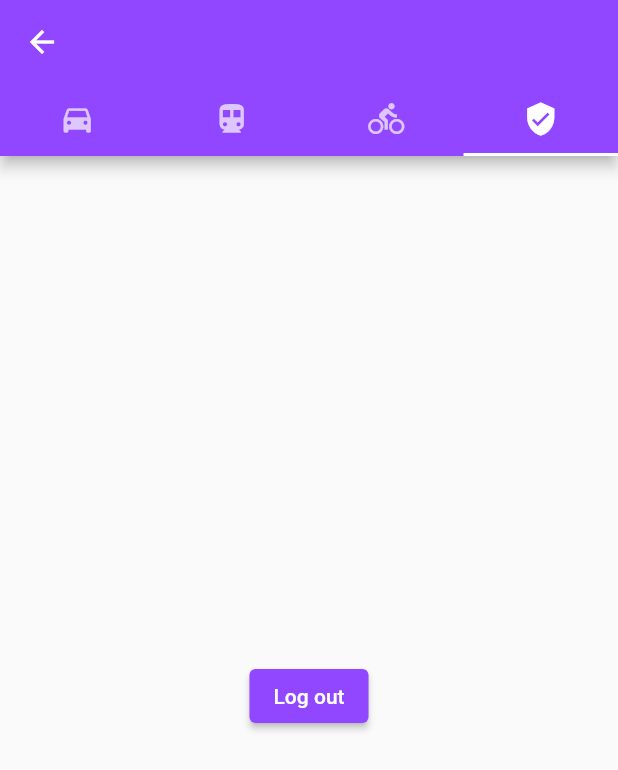
After one commit to lucaslucenagithub/CHAT-DA-TWITCH, a Flutter app: the HomePage screen opened directly, tab 4 chosen, after a tap on "Log out", on a phone screen of 412 x 824 dp. The commit adds this screen. Shown: the top 770 px of the screen. Run offline on Flutter 3.47's test engine with Material 2 defaults, Android fonts, the phone set to English and light mode, and no system bars; our stand-ins replace shared_preferences; missing offline and left inert: flutter_webview_plugin; accounts and stored records are empty.

Commit message:
home screen added and app authentication

```diff
--- /dev/null
+++ b/app/lib/pages/home.dart
@@ -0,0 +1,48 @@
+import 'package:app/services/secureStorage.dart';
+import 'package:flutter/cupertino.dart';
+import 'package:flutter/material.dart';
+import 'package:provider/provider.dart';
+
+class HomePage extends StatefulWidget {
+  HomePage({Key key}) : super(key: key);
+
+  @override
+  _HomeState createState() => _HomeState();
+}
+
+class _HomeState extends State<HomePage> {
+  @override
+  Widget build(BuildContext context) {
+    final storage = Provider.of<SecureStorage>(context);
+    return DefaultTabController(
+      length: 4,
+      child: Scaffold(
+        appBar: AppBar(
+          bottom: TabBar(
+            tabs: [
+              Tab(icon: Icon(Icons.directions_car)),
+              Tab(icon: Icon(Icons.directions_transit)),
+              Tab(icon: Icon(Icons.directions_bike)),
+              Tab(icon: Icon(Icons.verified_user)),
+            ],
+          ),
+        ),
+        body: TabBarView(
+          children: [
+            Icon(Icons.directions_car),
+            Icon(Icons.directions_transit),
+            Icon(Icons.directions_bike),
+            Center(
+              child: ElevatedButton(
+                onPressed: () async {
+                  await storage.deleteSecureData('oauth');
+                },
+                child: Text('Log out'),
+              ),
+            )
+          ],
+        ),
+      ),
+    );
+  }
+}
--- a/app/lib/pages/login.dart
+++ b/app/lib/pages/login.dart
@@ -1,19 +1,10 @@
+import 'package:app/services/secureStorage.dart';
 import 'package:flutter/material.dart';
-
-//Widgets
+import 'package:provider/provider.dart';
 import '../widgets/buttons/simpleButton.dart';
-
-//Themes
 import '../themes/colors/index.dart';
-
-//Services
 import '../services/twitchService/twitchAuthService.dart';
-import '../services/twitchService/twitchUserService.dart';
-
-//Models
 import '../models/token.dart';
-
-//Pages
 import './oAuth.dart';
 
 class LoginPage extends StatefulWidget {
@@ -26,7 +17,11 @@ class LoginPage extends StatefulWidget {
 }
 
 class _LoginPageState extends State<LoginPage> {
-  void _twitchAuthenticate(BuildContext context) async {
+  @override
+  Widget build(BuildContext context) {
+    final storage = Provider.of<SecureStorage>(context);
+
+    void _twitchAuthenticate() async {
       try {
         final TwitchAuthService twitchService = TwitchAuthService();
 
@@ -38,16 +33,15 @@ class _LoginPageState extends State<LoginPage> {
                       getAccessToken: twitchService.getAccessToken,
                     )));
 
+        await storage.writeSecureData('oauth', token.accessToken);
+
         //TODO: use twitch user service to save user in database
 
-      print(token);
       } catch (e) {
         print(e);
       }
     }
 
-  @override
-  Widget build(BuildContext context) {
     return Scaffold(
       body: Center(
         child: Stack(
@@ -67,7 +61,7 @@ class _LoginPageState extends State<LoginPage> {
                 ),
                 //TODO: create a button with twitch icon
                 SimpleButton(
-                    onPressed: () => _twitchAuthenticate(context),
+                    onPressed: () => _twitchAuthenticate(),
                     message: 'Join with your Twitch account',
                     color: Color(TwitchChatColors.WHITE_1)),
               ],
@@ -81,7 +75,7 @@ class _LoginPageState extends State<LoginPage> {
                       fontSize: 11,
                       fontFamily: "PoppinsMedium")),
                 ),
-                padding: EdgeInsets.only(left: 50, right: 50),
+                padding: EdgeInsets.only(left: 25, right: 25),
                 margin: EdgeInsets.only(bottom: 20),
                 alignment: Alignment.bottomCenter)
           ],
--- /dev/null
+++ b/app/lib/services/secureStorage.dart
@@ -0,0 +1,22 @@
+import 'package:flutter/foundation.dart';
+import 'package:shared_preferences/shared_preferences.dart';
+
+class SecureStorage with ChangeNotifier {
+  Future<String> readSecureData(String key) async {
+    final _storage = await SharedPreferences.getInstance();
+    String result = _storage.getString(key);
+    return result;
+  }
+
+  Future<void> writeSecureData(String key, String value) async {
+    final _storage = await SharedPreferences.getInstance();
+    await _storage.setString(key, value);
+    notifyListeners();
+  }
+
+  Future<void> deleteSecureData(String key) async {
+    final _storage = await SharedPreferences.getInstance();
+    await _storage.clear();
+    notifyListeners();
+  }
+}
--- a/app/pubspec.yaml
+++ b/app/pubspec.yaml
@@ -25,6 +25,9 @@ dependencies:
     sdk: flutter
   http: ^0.13.0
   flutter_webview_plugin: ^0.3.11
+  flutter_secure_storage: ^4.1.0
+  provider: ^5.0.0
+  shared_preferences: ^2.0.5
 
   # The following adds the Cupertino Icons font to your application.
   # Use with the CupertinoIcons class for iOS style icons.
```
Also changed, not shown: app/lib/main.dart (+39 -15 lines), 1 other file. Lines whose indentation alone changed are shown as unchanged.
